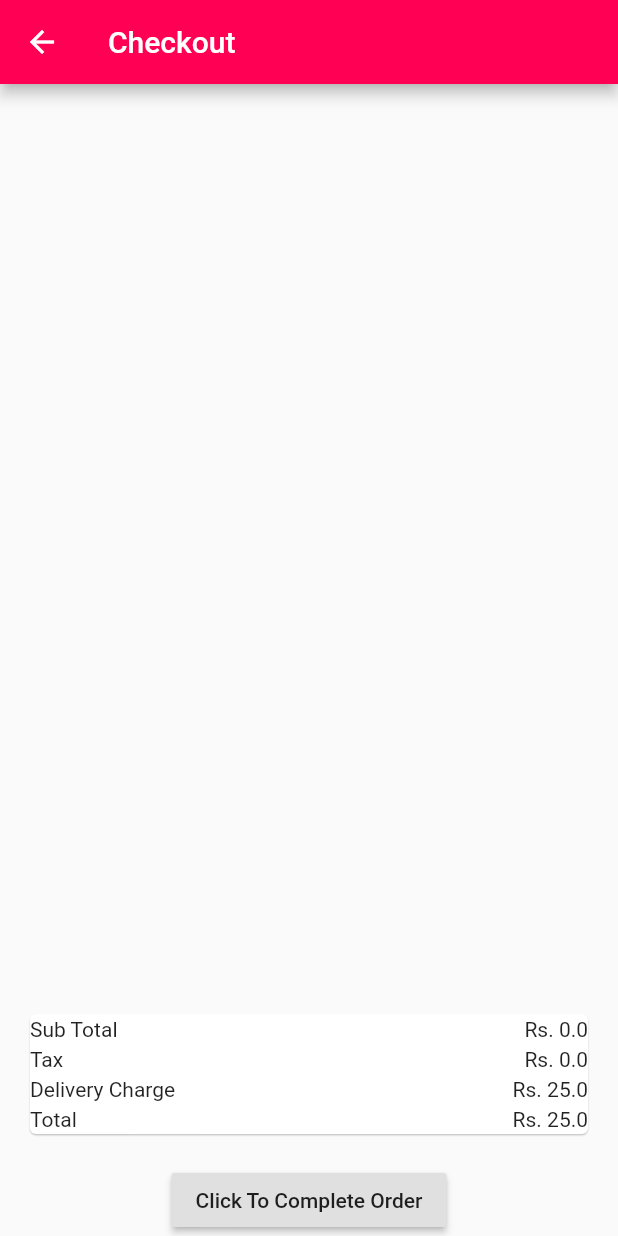
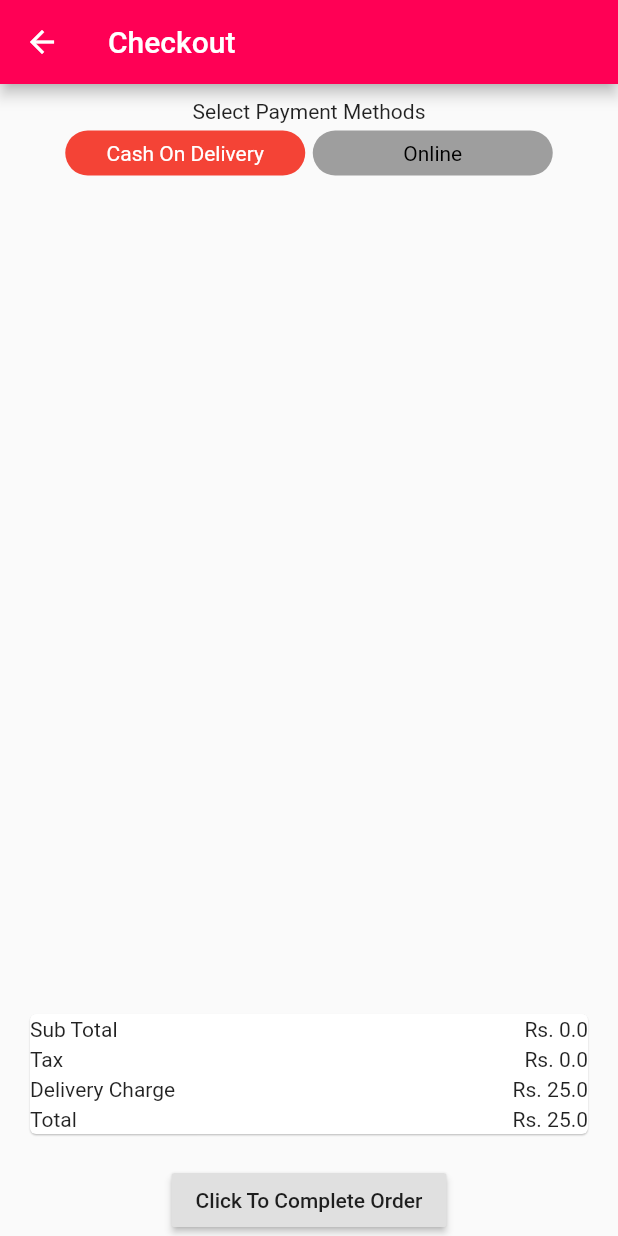
Before and after one commit to Prashant961992/urbanmed, a Flutter app: the CheckOutScreen screen opened directly, on a phone screen of 412 x 824 dp. Run offline on Flutter 3.47's test engine with Material 2 defaults, Android fonts, the phone set to English and light mode, and no system bars; our stand-ins replace cloud_firestore, expandable, firebase_auth, firebase_core, firebase_database, flutter_spinkit and 4 more; missing offline and left inert: dart:ffi, geodesy; accounts and stored records are empty.

Commit message:
select payment type

```diff
--- a/lib/Cart_Page.dart
+++ b/lib/Cart_Page.dart
@@ -3,8 +3,6 @@ import 'package:firebase_auth/firebase_auth.dart';
 import 'package:flutter/material.dart';
 import 'package:urbanmed/checkout_screen.dart';
 import 'package:urbanmed/no_data_Found.dart';
-
-import 'commons.dart';
 
 class CartPage extends StatefulWidget {
   CartPage({Key key}) : super(key: key);
@@ -105,7 +103,7 @@ class _CartPageState extends State<CartPage> {
                       snapshot.data.docs.length == 0
                           ? Container()
                           : RaisedButton(
-                              child: Text('Proceed To Check Out'),
+                              child: Text('Continue'),
                               onPressed: () {
                                 Navigator.of(context).push(MaterialPageRoute(
                                   builder: (context) => CheckOutScreen(),
--- a/lib/checkout_screen.dart
+++ b/lib/checkout_screen.dart
@@ -3,6 +3,14 @@ import 'package:firebase_auth/firebase_auth.dart';
 import 'package:flutter/material.dart';
 import 'package:urbanmed/commons.dart';
 import 'package:urbanmed/cusdashboard.dart';
+
+class PaymentType {
+  final String title;
+  bool isSelected;
+  int id;
+
+  PaymentType({this.title, this.isSelected, this.id});
+}
 
 class CheckOutData {
   double price;
@@ -26,6 +34,11 @@ class _CheckOutScreenState extends State<CheckOutScreen> {
   var deliveryCharge = 25.0;
   var tax = 0.0;
   var tempCart = <dynamic>[];
+
+  var listCheckedBox = <PaymentType>[
+    PaymentType(title: 'Cash On Delivery', isSelected: true, id: 0),
+    PaymentType(title: 'Online', isSelected: false, id: 1),
+  ];
 
   @override
   void initState() {
@@ -65,6 +78,56 @@ class _CheckOutScreenState extends State<CheckOutScreen> {
       body: Container(
         child: Column(
           children: [
+            SizedBox(
+              height: 10,
+            ),
+            Container(
+              child: Text('Select Payment Methods'),
+            ),
+            SizedBox(
+              height: 10,
+            ),
+            Container(
+              child: Wrap(
+                spacing: 15,
+                runSpacing: 15,
+                children: [
+                  for (var ia = 0; ia < listCheckedBox.length; ia++)
+                    InkWell(
+                      onTap: () {
+                        for (var i = 0; i < listCheckedBox.length; i++) {
+                          if (i == ia) {
+                            listCheckedBox[i].isSelected = true;
+                          } else {
+                            listCheckedBox[i].isSelected = false;
+                          }
+                        }
+
+                        setState(() {});
+                      },
+                      child: Container(
+                        width: 150,
+                        height: 20,
+                        decoration: BoxDecoration(
+                          borderRadius: BorderRadius.circular(15),
+                          boxShadow: [
+                            BoxShadow(
+                                color: listCheckedBox[ia].isSelected
+                                    ? Colors.red
+                                    : Colors.grey,
+                                spreadRadius: 5),
+                          ],
+                        ),
+                        child: Center(
+                            child: Text(listCheckedBox[ia].title,
+                                style: listCheckedBox[ia].isSelected
+                                    ? TextStyle(color: Colors.white)
+                                    : TextStyle(color: Colors.black))),
+                      ),
+                    )
+                ],
+              ),
+            ),
             Expanded(
               child: ListView.builder(
                 padding: EdgeInsets.all(16),
@@ -104,7 +167,16 @@ class _CheckOutScreenState extends State<CheckOutScreen> {
             RaisedButton(
               child: Text('Click To Complete Order'),
               onPressed: () {
-                addToOrder();
+                var id = 0;
+                for (var i = 0; i < listCheckedBox.length; i++) {
+                  if (listCheckedBox[i].isSelected) {
+                    id = listCheckedBox[i].id;
+                    break;
+                  }
+                }
+                if (id == 0) {
+                  addToOrder('cash_in_delivery');
+                } else {}
               },
             )
           ],
@@ -113,11 +185,11 @@ class _CheckOutScreenState extends State<CheckOutScreen> {
     );
   }
 
-  void addToOrder() async {
+  void addToOrder(String type) async {
     showProgressDialog('Please Wait...', context);
     Map<String, dynamic> data = {
       'orderAmount': total,
-      'paymentType': 'cash_in_delivery',
+      'paymentType': type,
       'orderStatus': 'pending',
       'deliveredon': DateTime.now().add(Duration(days: 2)).toString(),
     };
--- a/pubspec.yaml
+++ b/pubspec.yaml
@@ -39,6 +39,7 @@ dependencies:
   google_maps_flutter: ^0.2.0
   image_picker: ^0.6.7+4
   location: ^3.1.0
+  paytm: ^2.0.0
   provider: ^4.3.2+3
   scoped_model: ^1.1.0
   shared_preferences: ^0.5.12+4
```
Also changed, not shown: lib/cartmodel.dart (+53 -53 lines), pubspec.lock.
